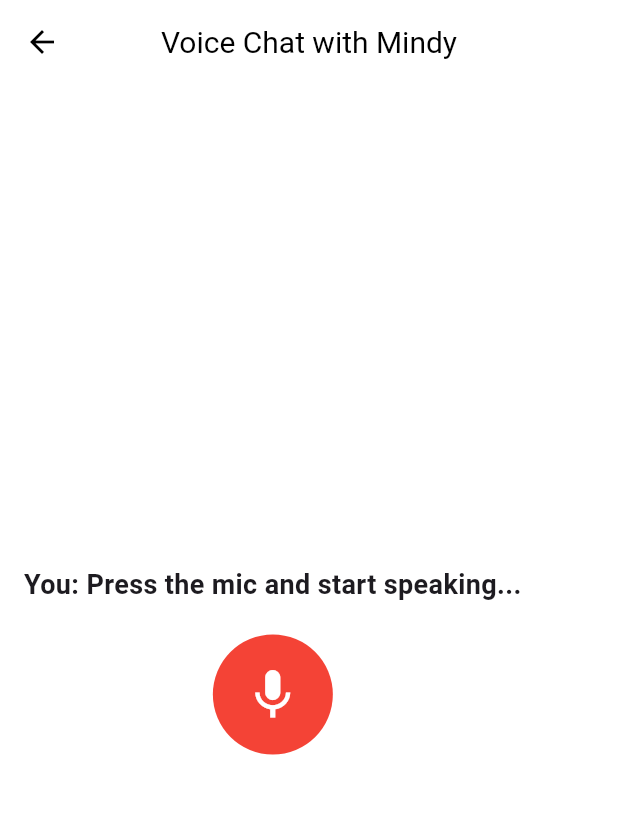
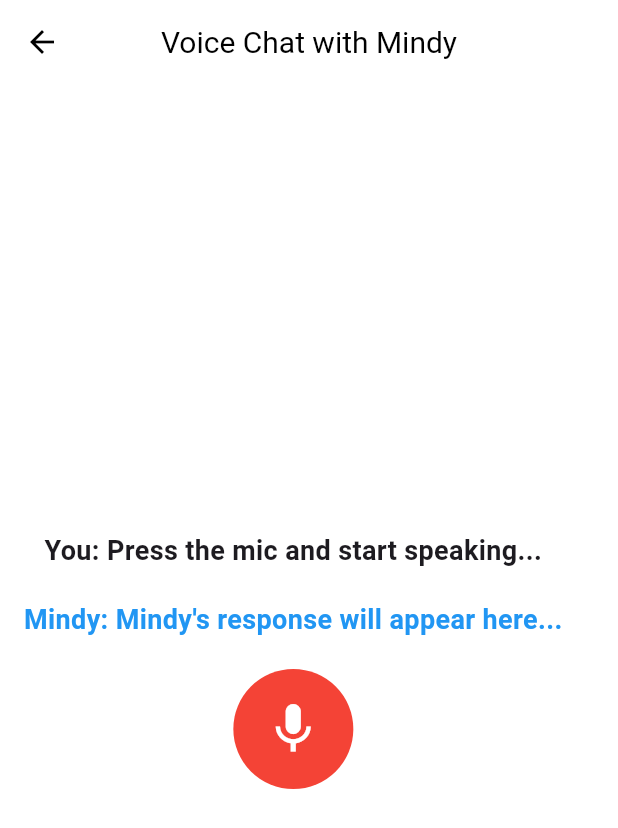
Before and after one commit to kosuri-indu/MindSync, a Flutter app: the VoiceChatPage screen opened directly, after a tap on the "mic none" icon, on a phone screen of 412 x 824 dp. Shown: the top 828 px of the screen. Run offline on Flutter 3.47's test engine with Material 3 defaults, Android fonts, the phone set to English and light mode, and no system bars; our stand-ins replace audioplayers, cloud_firestore, firebase_auth, firebase_core, fl_chart, flutter_dotenv and 6 more; accounts and stored records are empty.

Commit message:
final voice chat

```diff
--- a/mindsync/lib/views/pages/voice_chat_page.dart
+++ b/mindsync/lib/views/pages/voice_chat_page.dart
@@ -27,12 +27,13 @@ class _VoiceChatPageState extends State<VoiceChatPage> {
   }
 
   void _initializeSpeech() async {
+    try {
       _speech = stt.SpeechToText();
       bool available = await _speech.initialize(
         onStatus: (status) {
           print('Status: $status');
           if (status == "notListening") {
-          setState(() => _isListening = false); // Reset state properly
+            setState(() => _isListening = false);
             _getResponse(_text);
           }
         },
@@ -44,6 +45,9 @@ class _VoiceChatPageState extends State<VoiceChatPage> {
 
       if (!available) {
         print("Speech recognition is not available.");
+      }
+    } catch (e) {
+      print("Error initializing speech: $e");
     }
   }
 
@@ -57,6 +61,7 @@ class _VoiceChatPageState extends State<VoiceChatPage> {
   Future<void> _initializeGemini() async {
     await dotenv.load(fileName: "assets/.env");
     String apiKey = dotenv.env['GEMINI_API_KEY'] ?? '';
+    print("API Key: $apiKey"); // Debugging
 
     if (apiKey.isEmpty) {
       throw Exception("API Key is missing!");
@@ -76,7 +81,7 @@ class _VoiceChatPageState extends State<VoiceChatPage> {
       Content.text(
         "You are Mindy, a kind and empathetic mental wellness assistant. "
         "Your goal is to provide gentle, non-judgmental support and encouragement. "
-        "Keep responses brief,natural,comforting, and easy to understand when spoken aloud. "
+        "Keep responses brief, natural, comforting, and easy to understand when spoken aloud. "
         "Avoid long paragraphs—respond in a conversational tone, just like a friendly chat. "
         "If someone expresses distress, offer comfort and suggest seeking professional help if needed. "
         "Always use a warm and caring voice.",
@@ -90,7 +95,7 @@ class _VoiceChatPageState extends State<VoiceChatPage> {
         onStatus: (status) {
           print('Status: $status');
           if (status == "notListening") {
-            setState(() => _isListening = false); // Ensure state updates
+            setState(() => _isListening = false);
             _getResponse(_text);
           }
         },
@@ -104,6 +109,7 @@ class _VoiceChatPageState extends State<VoiceChatPage> {
         setState(() => _isListening = true);
         _speech.listen(
           onResult: (result) {
+            print("Recognized words: ${result.recognizedWords}"); // Debugging
             setState(() {
               _text = result.recognizedWords;
             });
@@ -141,6 +147,7 @@ class _VoiceChatPageState extends State<VoiceChatPage> {
   }
 
   Future<void> _speak(String text) async {
+    print("Speaking: $text"); // Debugging
     await _flutterTts.setLanguage("en-US");
     await _flutterTts.setPitch(1.1); // Slightly higher pitch for warmth
     await _flutterTts.setSpeechRate(0.5); // Slow down for clarity
@@ -164,6 +171,15 @@ class _VoiceChatPageState extends State<VoiceChatPage> {
               textAlign: TextAlign.center,
             ),
             SizedBox(height: 20),
+            Text(
+              "Mindy: $_response",
+              style: TextStyle(
+                  fontSize: 18,
+                  fontWeight: FontWeight.bold,
+                  color: Colors.blue),
+              textAlign: TextAlign.center,
+            ),
+            SizedBox(height: 20),
             GestureDetector(
               onTap: _listen,
               child: CircleAvatar(
```
Lines whose indentation alone changed are shown as unchanged.
